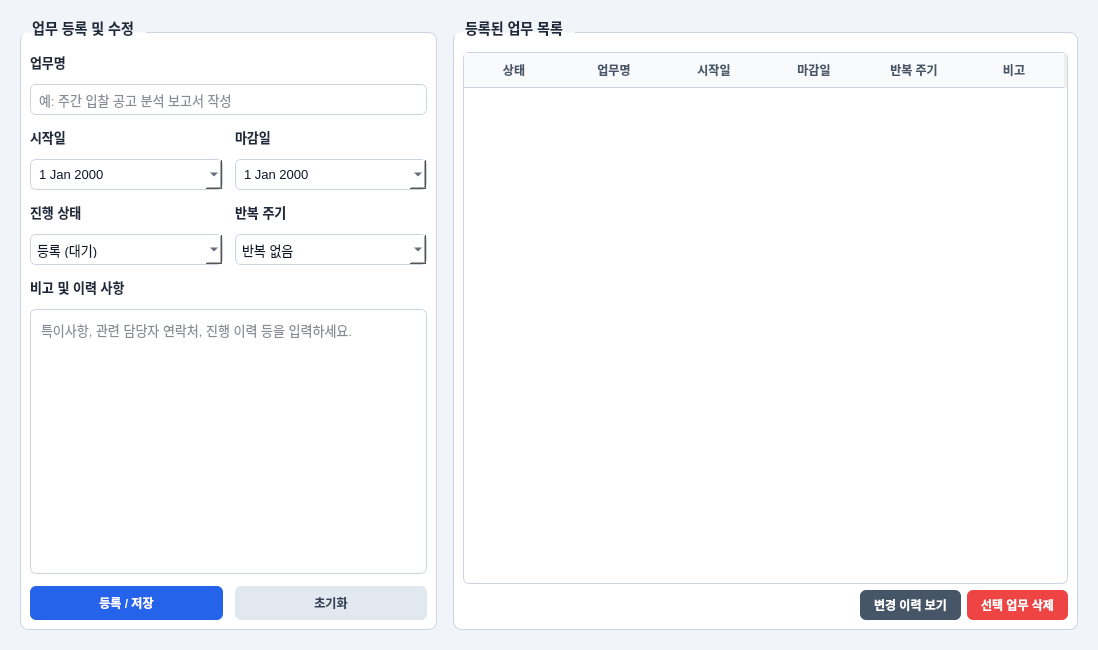
Before: the Qt Designer form ui/work_manager.ui in MHJO/FairyqualityTime, drawn with Qt 5.
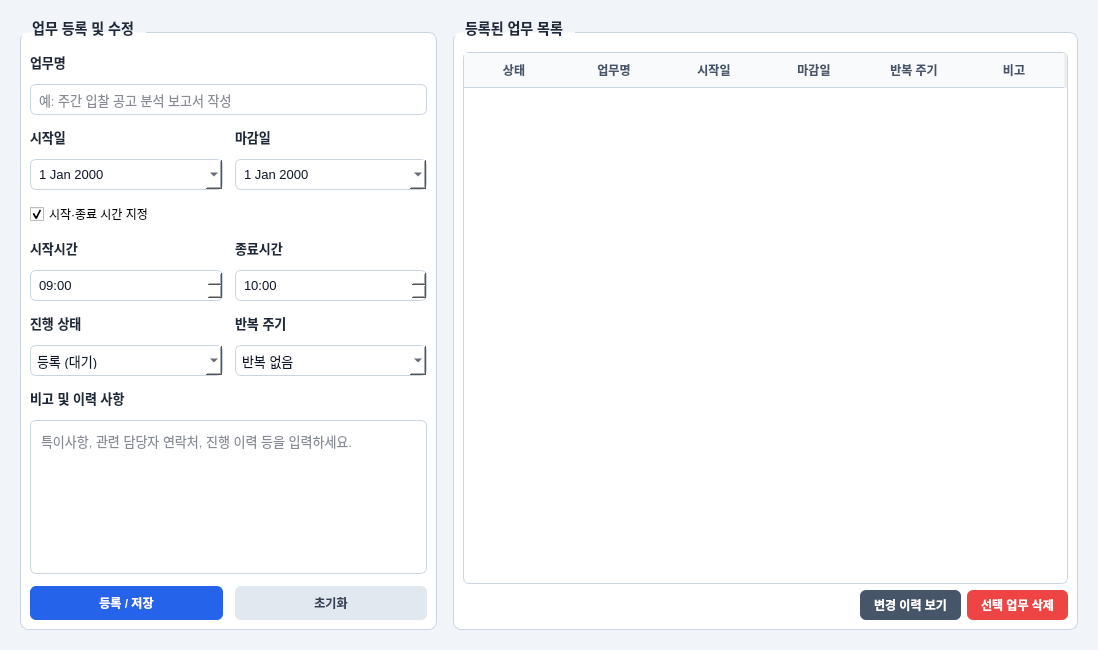
After: the same form once the commit is applied.

Commit message:
Add week navigation widget and time selection feature in work manager
- Introduced a new `WeekNavigationWidget` in `week_navigation.ui` for navigating between weeks with buttons for previous, next, and today.
- Updated `work_manager.ui` to include a checkbox for specifying start and end times, along with two `QTimeEdit` fields for time input.
- Enhanced styling for `QTimeEdit` to ensure consistency with other input fields.

```diff
--- a/ui/work_manager.ui
+++ b/ui/work_manager.ui
@@ -29,7 +29,7 @@
      font-size: 13px;
      font-weight: 600;
     }
-    QLineEdit, QComboBox, QDateEdit, QTextEdit {
+    QLineEdit, QComboBox, QDateEdit, QTimeEdit, QTextEdit {
      background-color: #ffffff;
      border: 1px solid #cbd5e1;
      border-radius: 6px;
@@ -155,6 +155,70 @@
         </item>
        </layout>
       </item>
+      <item>
+       <widget class="QCheckBox" name="chk_has_time">
+        <property name="text">
+         <string>시작·종료 시간 지정</string>
+        </property>
+        <property name="checked">
+         <bool>true</bool>
+        </property>
+       </widget>
+      </item>
+      <item>
+       <layout class="QHBoxLayout" name="hbox_times">
+        <item>
+         <layout class="QVBoxLayout" name="vbox_start_time">
+          <item>
+           <widget class="QLabel" name="lbl_start_time">
+            <property name="text">
+             <string>시작시간</string>
+            </property>
+           </widget>
+          </item>
+          <item>
+           <widget class="QTimeEdit" name="time_start">
+            <property name="displayFormat">
+             <string>HH:mm</string>
+            </property>
+            <property name="time">
+             <time>
+              <hour>9</hour>
+              <minute>0</minute>
+              <second>0</second>
+             </time>
+            </property>
+           </widget>
+          </item>
+         </layout>
+        </item>
+        <item>
+         <layout class="QVBoxLayout" name="vbox_end_time">
+          <item>
+           <widget class="QLabel" name="lbl_end_time">
+            <property name="text">
+             <string>종료시간</string>
+            </property>
+           </widget>
+          </item>
+          <item>
+           <widget class="QTimeEdit" name="time_end">
+            <property name="displayFormat">
+             <string>HH:mm</string>
+            </property>
+            <property name="time">
+             <time>
+              <hour>10</hour>
+              <minute>0</minute>
+              <second>0</second>
+             </time>
+            </property>
+           </widget>
+          </item>
+         </layout>
+        </item>
+       </layout>
+      </item>
       <item>
        <layout class="QHBoxLayout" name="hbox_status_repeat">
         <item>
```
Left out of the diff: 2 changed lines with no effect on the pictures. The commit also changes 23 other files.
